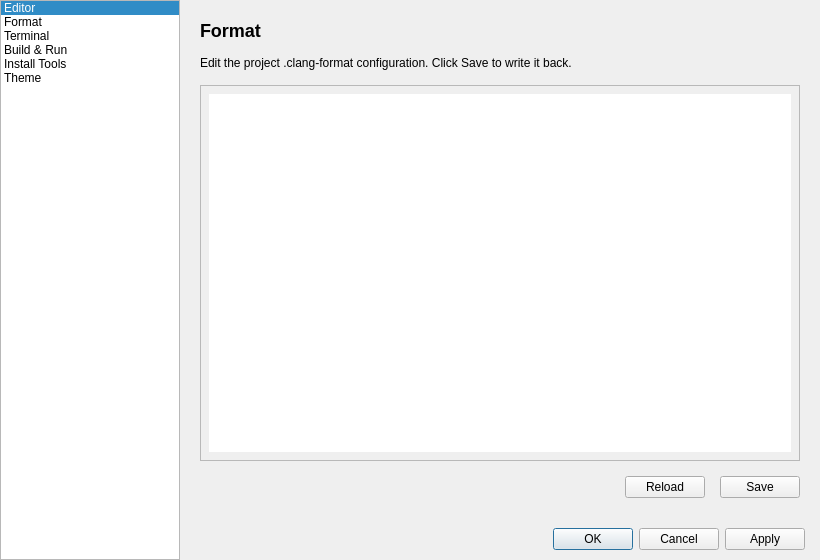
Before: the Qt Designer form src/view/LosSettingsUi/LosSettingsUi.ui in 2932238802/Perseus-frontend, drawn with Qt 5.
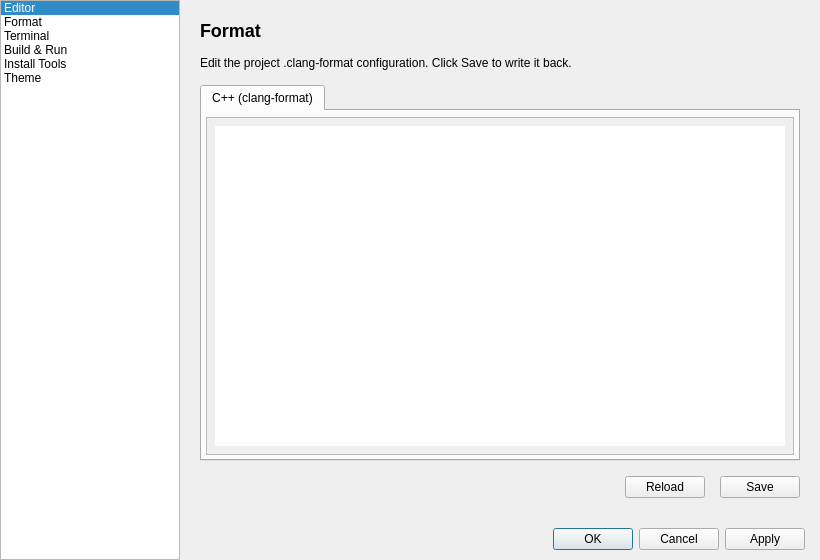
After: the same form once the commit is applied.

Commit message: [feat] 修正 LosSettingui 改为 QTabWidget 方便之后拓展

Patch:
```diff
--- a/src/view/LosSettingsUi/LosSettingsUi.ui
+++ b/src/view/LosSettingsUi/LosSettingsUi.ui
@@ -184,10 +184,37 @@
           </widget>
          </item>
          <item>
-          <widget class="QPlainTextEdit" name="edit_clang_format">
-           <property name="styleSheet">
-            <string>QPlainTextEdit { font-family: 'JetBrains Mono', 'Consolas', monospace; padding: 8px; }</string>
+          <widget class="QTabWidget" name="tab_format_langs">
+           <property name="currentIndex">
+            <number>0</number>
            </property>
+           <widget class="QWidget" name="tab_cpp">
+            <attribute name="title">
+             <string>C++ (clang-format)</string>
+            </attribute>
+            <layout class="QVBoxLayout" name="verticalLayout_tab_cpp">
+             <property name="leftMargin">
+              <number>4</number>
+             </property>
+             <property name="topMargin">
+              <number>6</number>
+             </property>
+             <property name="rightMargin">
+              <number>4</number>
+             </property>
+             <property name="bottomMargin">
+              <number>4</number>
+             </property>
+             <item>
+              <widget class="QPlainTextEdit" name="edit_clang_format">
+               <property name="styleSheet">
+                <string>QPlainTextEdit { font-family: 'JetBrains Mono', 'Consolas', monospace; padding: 8px; }</string>
+               </property>
+              </widget>
+             </item>
+            </layout>
+           </widget>
+           <!-- 预留: 之后加其它语言(Python/Rust/Go...)时, 在此处 addTab 新的格式配置页 -->
           </widget>
          </item>
          <item>
```
The commit also changes 6 other files.
